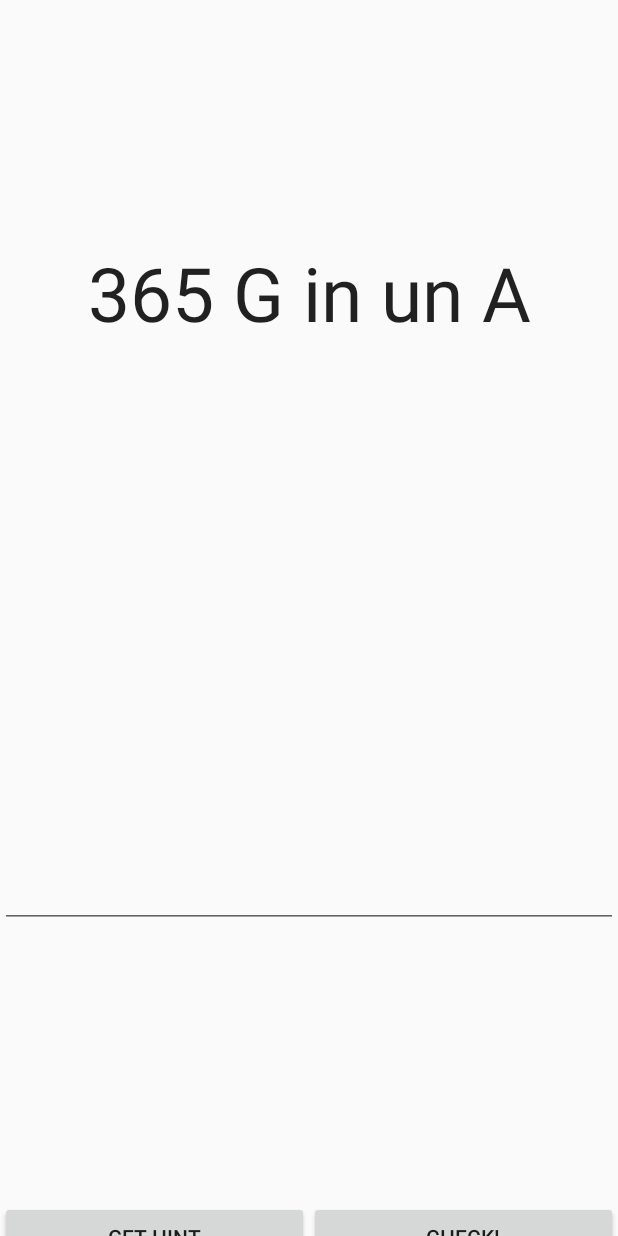
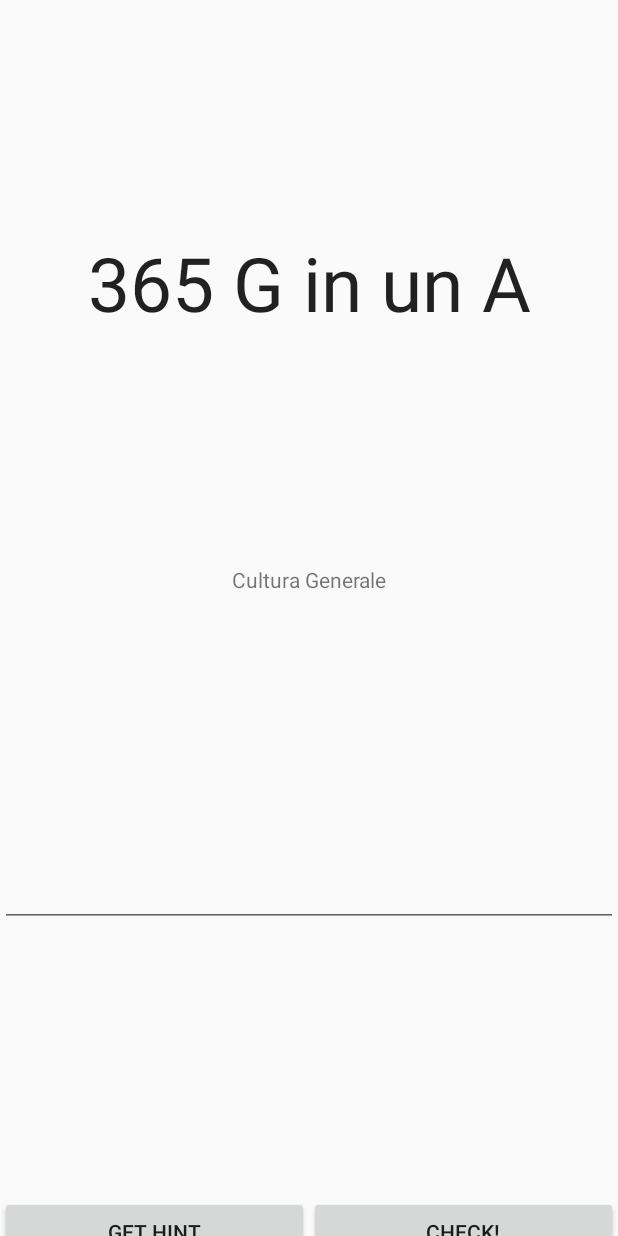
Before and after one commit to Zanna-94/DitloiD, an Android app: the layout activity_game_level.xml on its own in the app's theme, with its tools: preview values and no code run, on a phone screen of 412 x 824 dp. Run offline under Robolectric (Android 15) with nearby library versions, the phone set to English and light mode, and no system bars.

Commit message:
Ho aggiunto il layout per il livello sotto il nome di activity_game_level. I due numeri in basso saranno crediti e stelline. Inoltre ho modificato il messaggio di conferma di invio del nuovo Ditloide (useless).

```diff
--- a/app/src/main/res/layout/activity_game_level.xml
+++ b/app/src/main/res/layout/activity_game_level.xml
@@ -17,6 +17,15 @@
         android:editable="true"
         android:focusableInTouchMode="true"
         android:gravity="center" />
+
+    <TextView
+        android:layout_width="match_parent"
+        android:layout_height="wrap_content"
+        android:textAppearance="?android:attr/textAppearanceSmall"
+        android:text="Cultura Generale"
+        android:id="@+id/tvCategory"
+        android:layout_gravity="center_horizontal"
+        android:gravity="center_horizontal" />
 
     <EditText
         android:layout_width="match_parent"
--- a/app/src/main/res/values/strings.xml
+++ b/app/src/main/res/values/strings.xml
@@ -18,7 +18,7 @@
     <string name="strNewEnigma">Inserisci il tuo ditloide</string>
     <string name="strNewSolution">Inserisci la soluzione del tuo ditloide</string>
     <string name="strNewCategory">Inserisci la categoria del tuo ditloide</string>
-    <string name="strNewDitloidText">Complimenti! Hai inviato un nuovo ditloide; questo sarà valutato dal nostro team e dagli altri utenti del gioco! Se verrà ritenuto opportuno potrai rivederlo all\'interno del gioco stesso!</string>
+    <string name="strNewDitloidText">Complimenti! Hai inviato un nuovo Ditloide! \nIl tuo Ditloide sarà valutato dal nostro team e, se verrà ritenuto opportuno, potrai rivederlo all\'interno del gioco! \nGrazie per la tua collaborazione!</string>
     <string name="strNewSends">Invia!</string>
     <string name="strEstimate">Valuta i nuovi ditloidi proposti dagli utenti</string>
     <string name="tvNewDitloid">365 G in un A</string>
```
